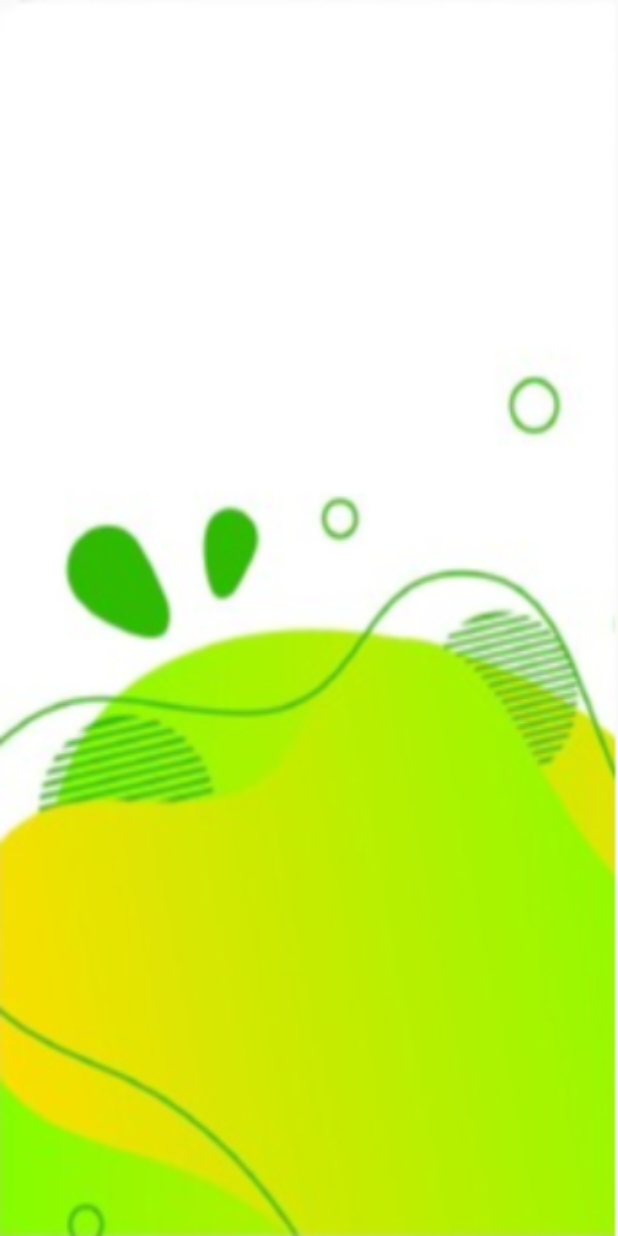
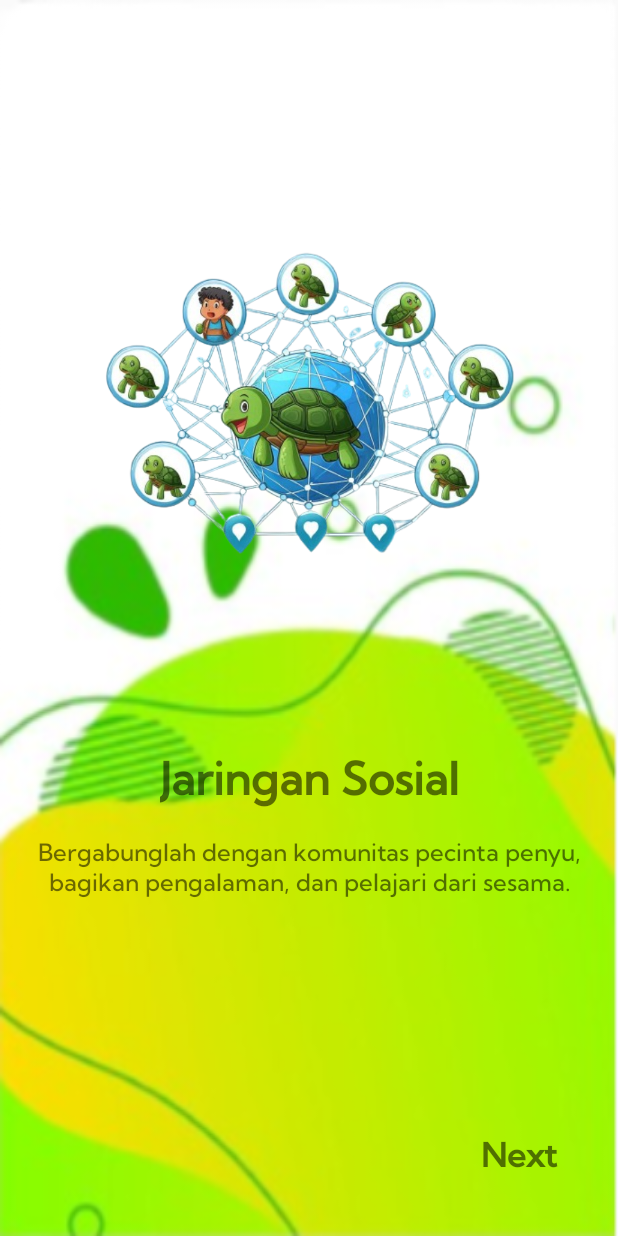
Before and after one commit to zani22ef/TA-PM1-22DX-MMC, an Android app: the fragment FourthScreenFragment shown on its own in the app's theme, on a phone screen of 412 x 824 dp. Run offline under Robolectric (Android 15) with nearby library versions, the phone set to English and light mode, and no system bars.

Commit message:
heru: set isi konten FourthScreenFragment (Onboarding Tampilan Keempat)

```diff
--- a/Program/app/src/main/res/layout/fragment_fourth_screen.xml
+++ b/Program/app/src/main/res/layout/fragment_fourth_screen.xml
@@ -3,9 +3,58 @@
     xmlns:tools="http://schemas.android.com/tools"
     android:layout_width="match_parent"
     android:layout_height="match_parent"
+    xmlns:app="http://schemas.android.com/apk/res-auto"
     android:background="@drawable/bgd_onboarding"
     tools:context=".onboarding.screens.FourthScreenFragment">
 
+    <ImageView
+        android:id="@+id/imageView4"
+        android:layout_width="300dp"
+        android:layout_height="300dp"
+        android:layout_marginTop="150dp"
+        android:src="@drawable/fouthscreenimg"
+        app:layout_constraintEnd_toEndOf="parent"
+        app:layout_constraintStart_toStartOf="parent"
+        app:layout_constraintTop_toTopOf="parent" />
+
+    <TextView
+        android:id="@+id/title4"
+        android:layout_width="wrap_content"
+        android:layout_height="wrap_content"
+        android:layout_marginTop="50dp"
+        android:text="Jaringan Sosial"
+        android:textAlignment="center"
+        android:textSize="30sp"
+        android:textStyle="bold"
+        app:layout_constraintEnd_toEndOf="parent"
+        app:layout_constraintStart_toStartOf="parent"
+        app:layout_constraintTop_toBottomOf="@+id/imageView4" />
+
+    <TextView
+        android:id="@+id/description4"
+        android:layout_width="400dp"
+        android:layout_height="wrap_content"
+        android:layout_marginStart="50dp"
+        android:layout_marginTop="20dp"
+        android:layout_marginEnd="50dp"
+        android:gravity="center"
+        android:text="Bergabunglah dengan komunitas pecinta penyu, bagikan pengalaman, dan pelajari dari sesama."
+        android:textSize="16sp"
+        app:layout_constraintEnd_toEndOf="parent"
+        app:layout_constraintStart_toStartOf="parent"
+        app:layout_constraintTop_toBottomOf="@+id/title4" />
+
+    <TextView
+        android:id="@+id/next4"
+        android:layout_width="wrap_content"
+        android:layout_height="wrap_content"
+        android:layout_marginEnd="40dp"
+        android:layout_marginBottom="40dp"
+        android:text="Next"
+        android:textSize="22sp"
+        android:textStyle="bold"
+        app:layout_constraintBottom_toBottomOf="parent"
+        app:layout_constraintEnd_toEndOf="parent" />
 
 
 </androidx.constraintlayout.widget.ConstraintLayout>
```
